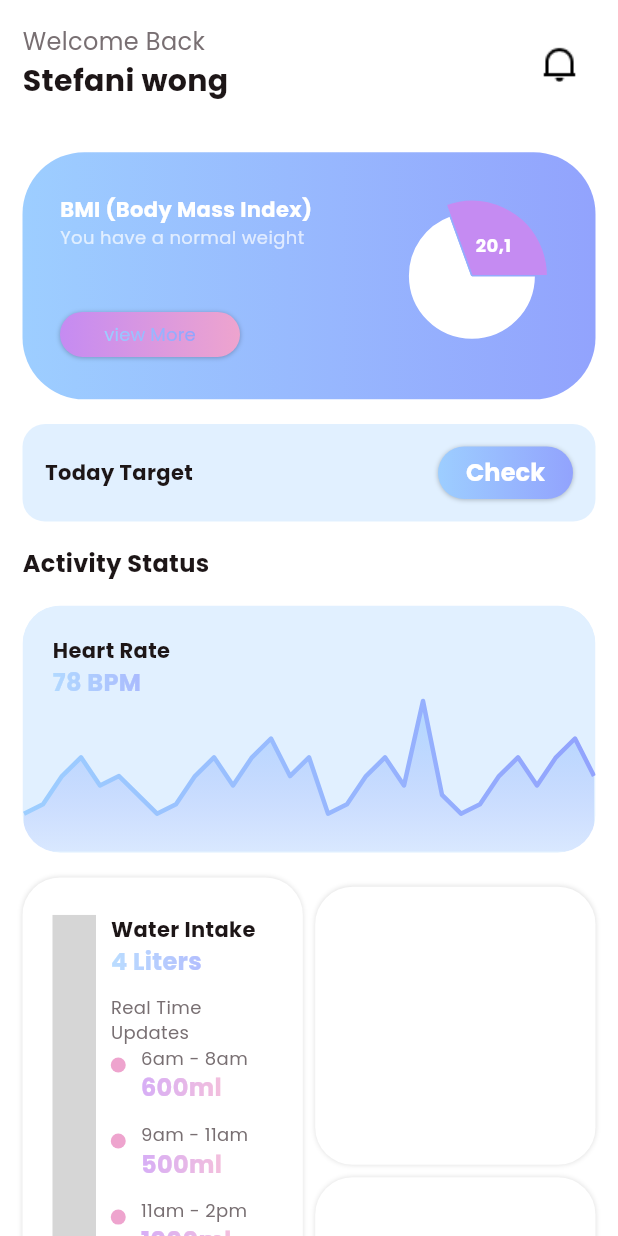
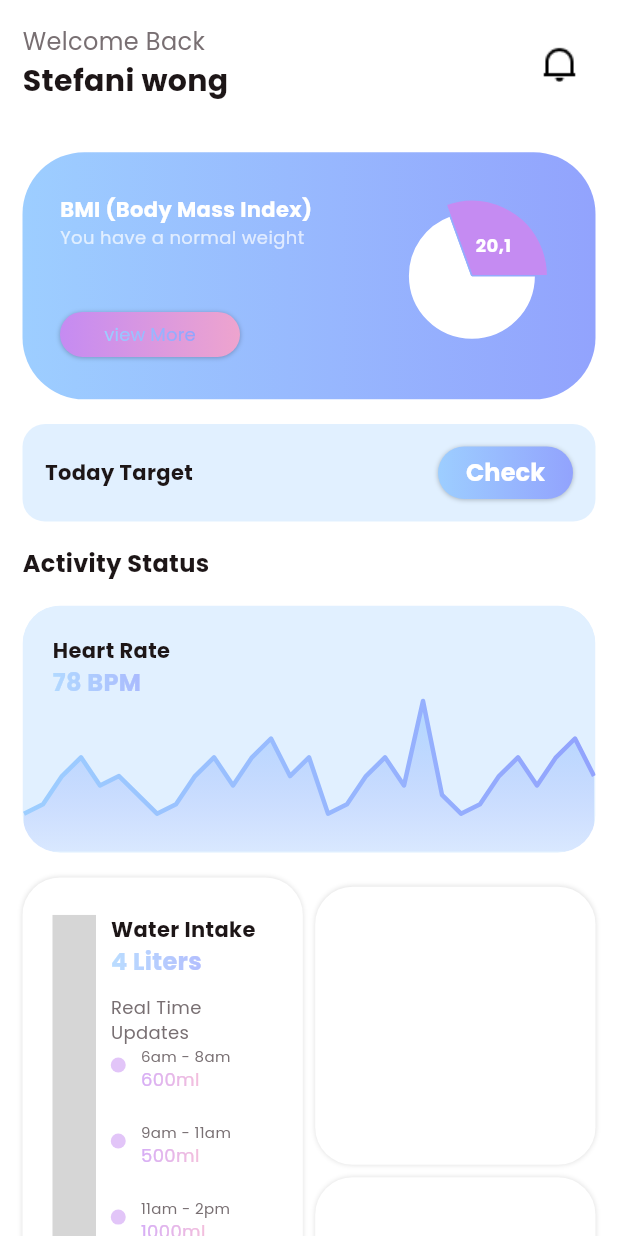
Before and after one commit to sdhaputhanthrie/Fitness-App, a Flutter app: the HomeView screen opened directly, on a phone screen of 412 x 824 dp. Run offline on Flutter 3.47's test engine with Material 3 defaults, Android fonts, the phone set to English and light mode, and no system bars; drawn by our look-alikes of fl_chart; our stand-ins replace carousel_slider; missing offline and left inert: dotted_dashed_line, simple_animation_progress_bar; grey boxes are pictures that could not be loaded.

Commit message:
water intake final update

```diff
--- a/lib/view/home/home_view.dart
+++ b/lib/view/home/home_view.dart
@@ -533,7 +533,7 @@ class _HomeViewState extends State<HomeView> {
                                                 width: 10,
                                                 height: 10,
                                                 decoration: BoxDecoration(
-                                                  color: TColor.secondaryColor2,
+                                                  color: TColor.secondaryColor1.withOpacity(0.5),
                                                   borderRadius:
                                                       BorderRadius.circular(5),
                                                 ),
@@ -542,6 +542,7 @@ class _HomeViewState extends State<HomeView> {
                                                DottedDashedLine(
                                                 height: media.width * 0.06,
                                                 width: 0,
+                                                dashColor: TColor.secondaryColor1.withOpacity(0.5),
                                                 axis: Axis.vertical,
                                               ),
                                             ],
@@ -559,7 +560,7 @@ class _HomeViewState extends State<HomeView> {
                                                 wObj["title"].toString(),
                                                 style: TextStyle(
                                                   color: TColor.gray,
-                                                  fontSize: 12,
+                                                  fontSize: 10,
                                                 ),
                                               ),
                                               ShaderMask(
@@ -584,8 +585,8 @@ class _HomeViewState extends State<HomeView> {
                                                   style: TextStyle(
                                                     color: TColor.white
                                                         .withOpacity(0.7),
-                                                    fontWeight: FontWeight.w700,
-                                                    fontSize: 16,
+
+                                                    fontSize: 12,
                                                   ),
                                                 ),
                                               ),
```
